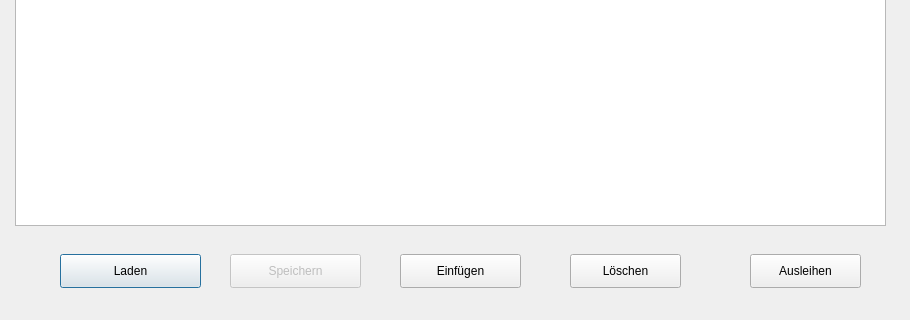
Old version of the form Qt/Tabelle/tabelle.ui in the repository p-will/P2Beleg; both pictures show x 0 to 910 and y 206 to 526 of the 910 by 526 pixel window.
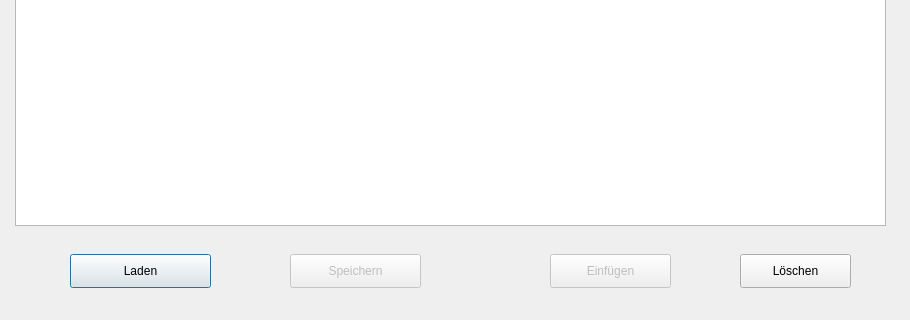
New version of the form.

What changed in the file:
```diff
--- a/Qt/Tabelle/tabelle.ui
+++ b/Qt/Tabelle/tabelle.ui
@@ -47,7 +47,7 @@
   <widget class="QPushButton" name="reloadButton">
    <property name="geometry">
     <rect>
-     <x>60</x>
+     <x>70</x>
      <y>460</y>
      <width>141</width>
      <height>34</height>
@@ -63,7 +63,7 @@
    </property>
    <property name="geometry">
     <rect>
-     <x>230</x>
+     <x>290</x>
      <y>460</y>
      <width>131</width>
      <height>34</height>
@@ -74,9 +74,12 @@
    </property>
   </widget>
   <widget class="QPushButton" name="insertButton">
+   <property name="enabled">
+    <bool>false</bool>
+   </property>
    <property name="geometry">
     <rect>
-     <x>400</x>
+     <x>550</x>
      <y>460</y>
      <width>121</width>
      <height>34</height>
@@ -87,9 +90,12 @@
    </property>
   </widget>
   <widget class="QPushButton" name="deleteButton">
+   <property name="enabled">
+    <bool>true</bool>
+   </property>
    <property name="geometry">
     <rect>
-     <x>570</x>
+     <x>740</x>
      <y>460</y>
      <width>111</width>
      <height>34</height>
@@ -99,19 +105,6 @@
     <string>Löschen</string>
    </property>
   </widget>
-  <widget class="QPushButton" name="ausleihButton">
-   <property name="geometry">
-    <rect>
-     <x>750</x>
-     <y>460</y>
-     <width>111</width>
-     <height>34</height>
-    </rect>
-   </property>
-   <property name="text">
-    <string>Ausleihen</string>
-   </property>
-  </widget>
  </widget>
  <layoutdefault spacing="6" margin="11"/>
  <resources/>
```
